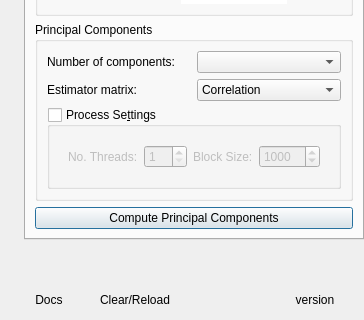
Old version of the form ui/pca4cd_dialog.ui in the repository SMByC/PCA4CD; both pictures show x 0 to 364 and y 200 to 520 of the 364 by 520 pixel window.
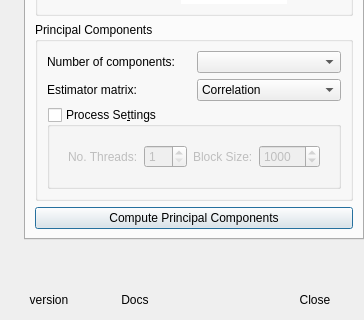
New version of the form. Icons and pictures are not drawn. Custom widgets are drawn as their Qt base class.

Commit message: Icons adjusted in the main dialog, delete the reload button

Diff of the .ui file:
```diff
--- a/ui/pca4cd_dialog.ui
+++ b/ui/pca4cd_dialog.ui
@@ -671,6 +671,31 @@
          <property name="bottomMargin">
           <number>0</number>
          </property>
+         <item>
+          <widget class="QPushButton" name="QPBtn_PluginInfo">
+           <property name="font">
+            <font>
+             <pointsize>9</pointsize>
+            </font>
+           </property>
+           <property name="cursor">
+            <cursorShape>WhatsThisCursor</cursorShape>
+           </property>
+           <property name="toolTip">
+            <string>About</string>
+           </property>
+           <property name="text">
+            <string>version</string>
+           </property>
+           <property name="icon">
+            <iconset>
+             <normaloff>:/plugins/pca4cd/icons/pca4cd.svg</normaloff>:/plugins/pca4cd/icons/pca4cd.svg</iconset>
+           </property>
+           <property name="flat">
+            <bool>true</bool>
+           </property>
+          </widget>
+         </item>
          <item>
           <widget class="QPushButton" name="QPBtn_PluginDocs">
            <property name="font">
@@ -696,31 +721,6 @@
            </property>
           </widget>
          </item>
-         <item>
-          <widget class="QPushButton" name="QPBtn_PluginClearReload">
-           <property name="font">
-            <font>
-             <pointsize>9</pointsize>
-            </font>
-           </property>
-           <property name="cursor">
-            <cursorShape>PointingHandCursor</cursorShape>
-           </property>
-           <property name="toolTip">
-            <string>Clear all and reload the PCA4CD plugin.</string>
-           </property>
-           <property name="text">
-            <string>Clear/Reload</string>
-           </property>
-           <property name="icon">
-            <iconset>
-             <normaloff>:/plugins/pca4cd/icons/reload.svg</normaloff>:/plugins/pca4cd/icons/reload.svg</iconset>
-           </property>
-           <property name="flat">
-            <bool>true</bool>
-           </property>
-          </widget>
-         </item>
          <item>
           <spacer name="horizontalSpacer_10">
            <property name="orientation">
@@ -735,7 +735,7 @@
           </spacer>
          </item>
          <item>
-          <widget class="QPushButton" name="QPBtn_PluginInfo">
+          <widget class="QPushButton" name="QPBtn_Close">
            <property name="font">
             <font>
              <pointsize>9</pointsize>
@@ -748,7 +748,7 @@
             <string>About</string>
            </property>
            <property name="text">
-            <string>version</string>
+            <string>Close</string>
            </property>
            <property name="icon">
             <iconset>
```
Left out of the diff: 28 changed lines with no effect on the pictures. The commit also changes 1 other file.
